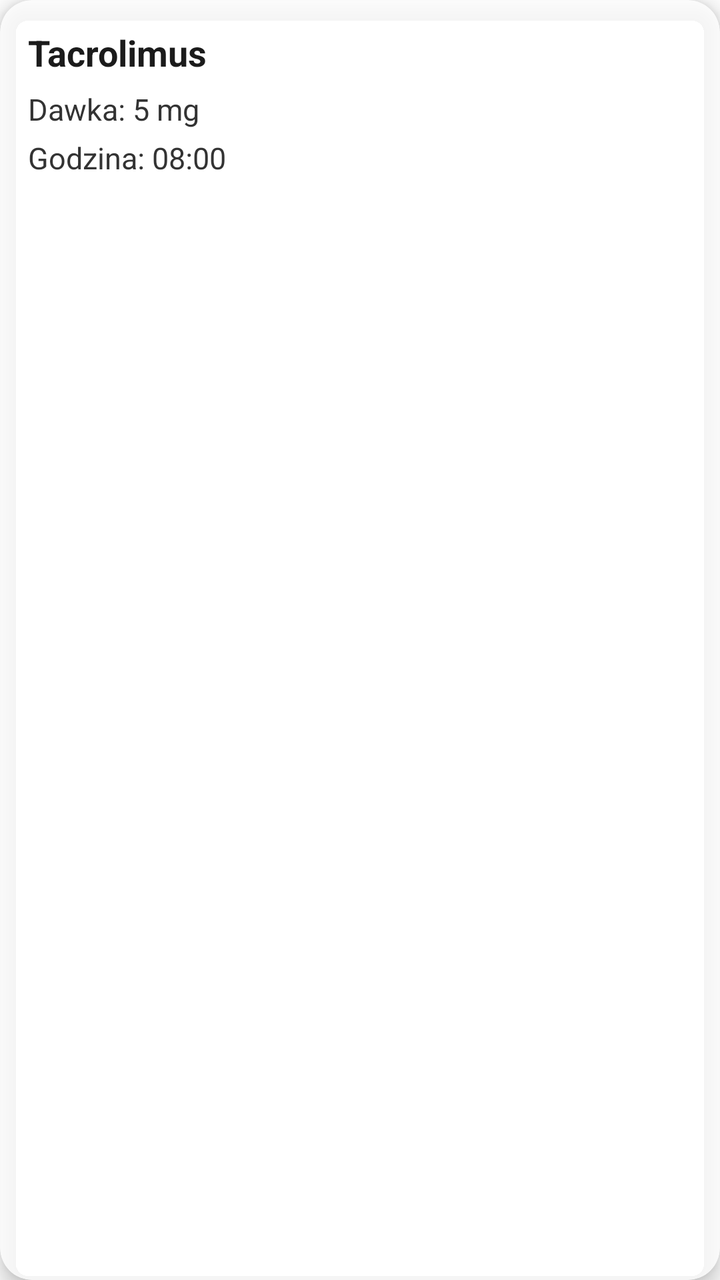
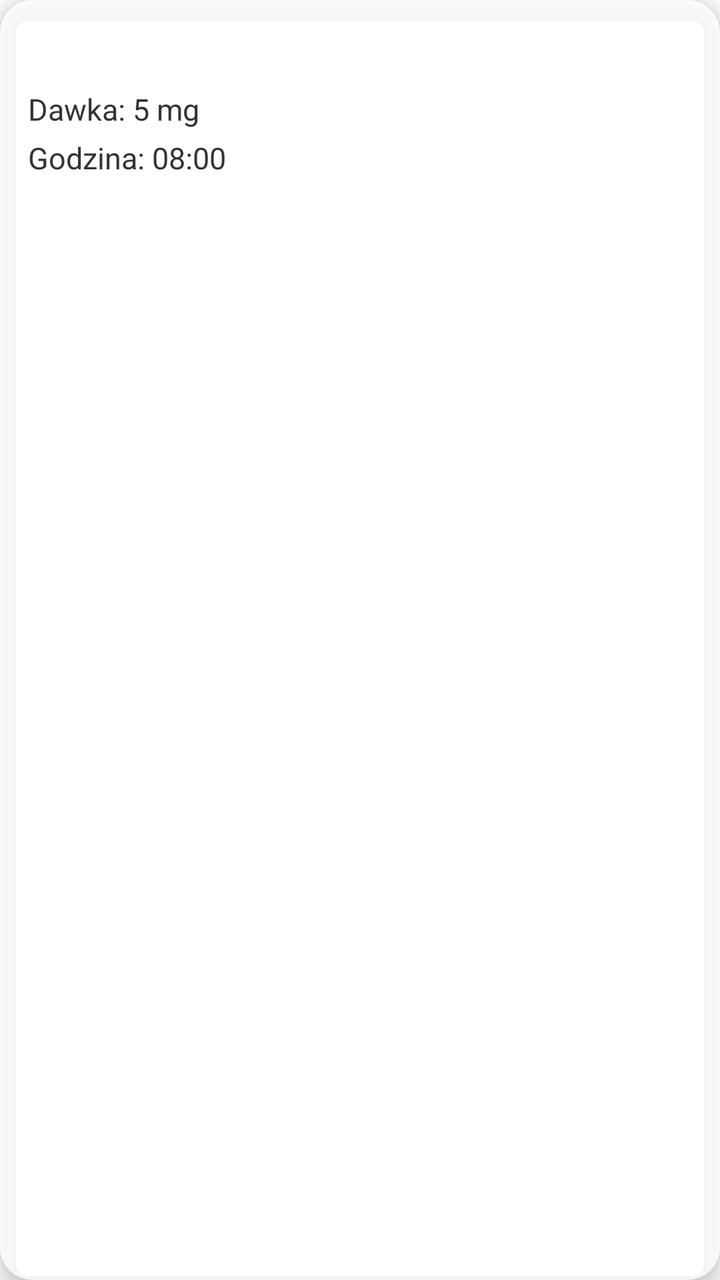

Screens rendered from an Android XML layout before and after an edit, with the pre-edit source and the edit as a unified diff.
<!-- AndroidManifest.xml: application theme Theme.MyApplication -->
<!-- res/layout/item_medication.xml -->
<?xml version="1.0" encoding="utf-8"?>
<androidx.cardview.widget.CardView xmlns:android="http://schemas.android.com/apk/res/android"
    xmlns:app="http://schemas.android.com/apk/res-auto"
    android:layout_width="match_parent"
    android:layout_height="wrap_content"
    android:layout_marginBottom="10dp"
    app:cardCornerRadius="16dp"
    app:cardElevation="6dp"
    app:cardBackgroundColor="#CCFFFFFF">

    <LinearLayout
        android:layout_width="match_parent"
        android:layout_height="wrap_content"
        android:orientation="vertical"
        android:padding="14dp">

        <TextView
            android:id="@+id/tvName"
            android:layout_width="match_parent"
            android:layout_height="wrap_content"
            android:text="Tacrolimus"
            android:textSize="18sp"
            android:textStyle="bold"
            android:textColor="#1B1B1B"/>

        <TextView
            android:id="@+id/tvDose"
            android:layout_width="match_parent"
            android:layout_height="wrap_content"
            android:text="Dawka: 5 mg"
            android:textSize="15sp"
            android:textColor="#333333"
            android:layout_marginTop="6dp"/>

        <TextView
            android:id="@+id/tvTime"
            android:layout_width="match_parent"
            android:layout_height="wrap_content"
            android:text="Godzina: 08:00"
            android:textSize="15sp"
            android:textColor="#333333"
            android:layout_marginTop="4dp"/>
    </LinearLayout>

</androidx.cardview.widget.CardView>
<!-- resources referenced by this layout -->
<resources>
  <style name="Theme.MyApplication" parent="Theme.MaterialComponents.DayNight.DarkActionBar">
          
          <item name="colorPrimary">@color/purple_500</item>
          <item name="colorPrimaryVariant">@color/purple_700</item>
          <item name="colorOnPrimary">@color/white</item>
          
          <item name="colorSecondary">@color/teal_200</item>
          <item name="colorSecondaryVariant">@color/teal_700</item>
          <item name="colorOnSecondary">@color/black</item>
          
          <item name="android:statusBarColor">?attr/colorPrimaryVariant</item>
          
      </style>
  <color name="purple_500">#FF6200EE</color>
  <color name="purple_700">#FF3700B3</color>
  <color name="white">#FFFFFFFF</color>
  <color name="teal_200">#FF03DAC5</color>
  <color name="teal_700">#FF018786</color>
  <color name="black">#FF000000</color>
</resources>

<!-- the commit's change to res/layout/item_medication.xml (unified diff, before → after) -->
@@ -21,7 +21,7 @@
             android:text="Tacrolimus"
             android:textSize="18sp"
             android:textStyle="bold"
-            android:textColor="#1B1B1B"/>
+            android:textColor="@android:color/white"/>
 
         <TextView
             android:id="@+id/tvDose"
